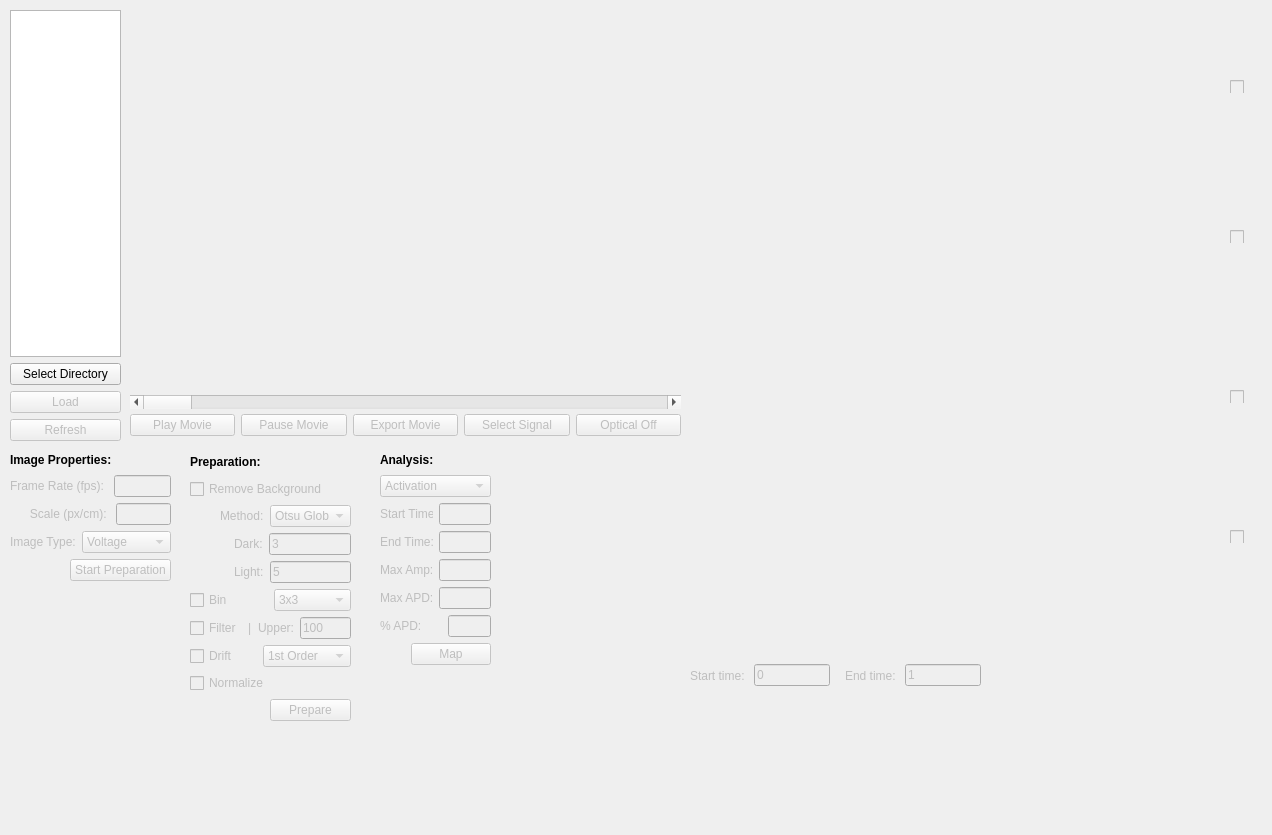
Old version of the form src/ui/KairoSight_WindowMain_Retro.ui in the repository kairosight/KairoSight-2.0.
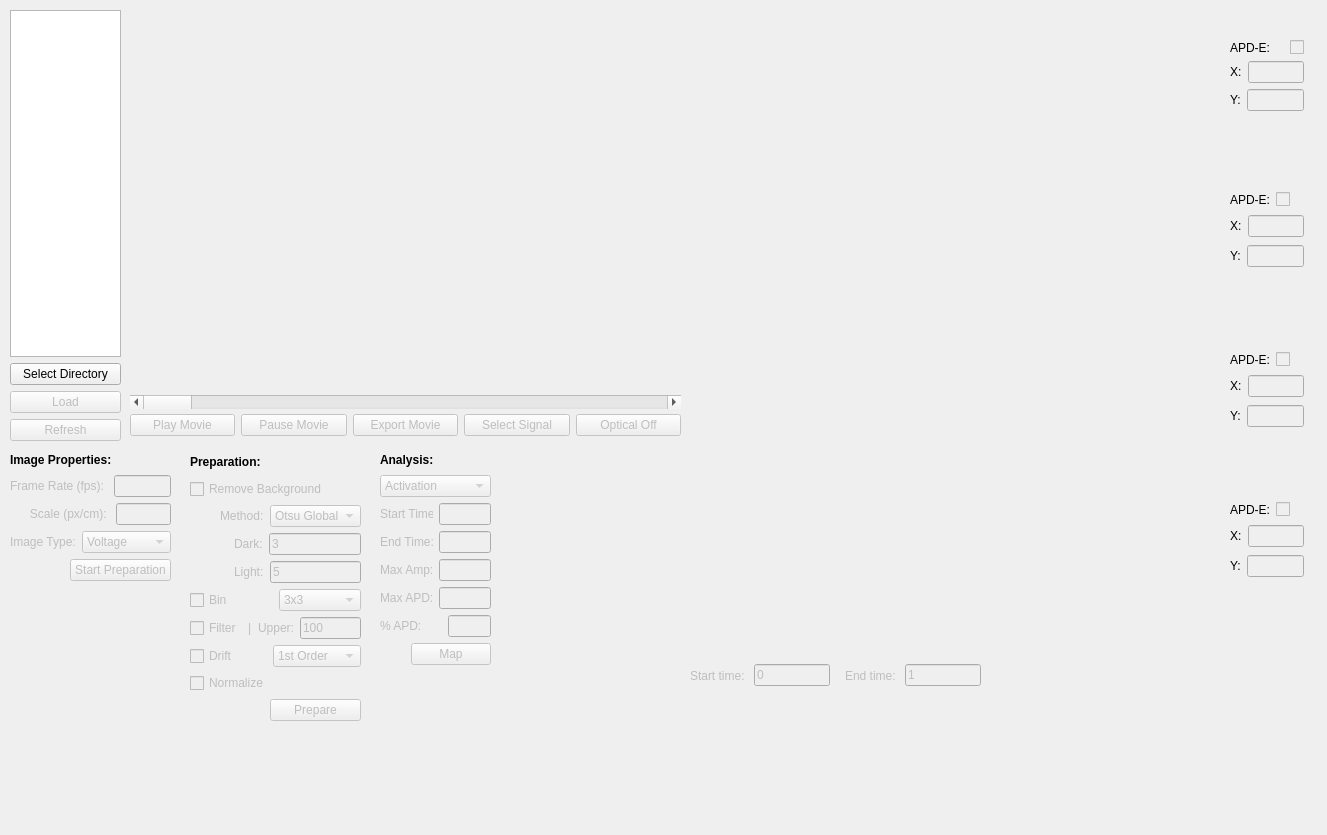
New version of the form.

Diff of the .ui file:
```diff
--- a/src/ui/KairoSight_WindowMain_Retro.ui
+++ b/src/ui/KairoSight_WindowMain_Retro.ui
@@ -6,7 +6,7 @@
    <rect>
     <x>0</x>
     <y>0</y>
-    <width>1272</width>
+    <width>1327</width>
     <height>835</height>
    </rect>
   </property>
@@ -312,7 +312,7 @@
      <rect>
       <x>190</x>
       <y>450</y>
-      <width>161</width>
+      <width>171</width>
       <height>271</height>
      </rect>
     </property>
@@ -993,81 +993,293 @@
      </item>
     </layout>
    </widget>
-   <widget class="QCheckBox" name="ensemble_cb_01">
-    <property name="enabled">
-     <bool>false</bool>
-    </property>
+   <widget class="QWidget" name="verticalLayoutWidget_8">
     <property name="geometry">
      <rect>
       <x>1230</x>
-      <y>80</y>
-      <width>20</width>
-      <height>13</height>
+      <y>40</y>
+      <width>74</width>
+      <height>73</height>
      </rect>
     </property>
-    <property name="text">
-     <string/>
-    </property>
-    <property name="checked">
-     <bool>false</bool>
-    </property>
+    <layout class="QVBoxLayout" name="sig1_coords_vl">
+     <item>
+      <layout class="QHBoxLayout" name="sig1_cb_hl">
+       <item>
+        <widget class="QLabel" name="ensemble_label_01">
+         <property name="text">
+          <string>APD-E:     </string>
+         </property>
+        </widget>
+       </item>
+       <item>
+        <widget class="QCheckBox" name="ensemble_cb_01">
+         <property name="enabled">
+          <bool>false</bool>
+         </property>
+         <property name="text">
+          <string/>
+         </property>
+         <property name="checked">
+          <bool>false</bool>
+         </property>
+        </widget>
+       </item>
+      </layout>
+     </item>
+     <item>
+      <layout class="QHBoxLayout" name="sig1_x_hl">
+       <item>
+        <widget class="QLabel" name="sig1_x_label">
+         <property name="text">
+          <string>X:</string>
+         </property>
+        </widget>
+       </item>
+       <item>
+        <widget class="QLineEdit" name="sig1_x_edit">
+         <property name="enabled">
+          <bool>false</bool>
+         </property>
+        </widget>
+       </item>
+      </layout>
+     </item>
+     <item>
+      <layout class="QHBoxLayout" name="sig1_y_hl">
+       <item>
+        <widget class="QLabel" name="sig1_y_label">
+         <property name="text">
+          <string>Y:</string>
+         </property>
+        </widget>
+       </item>
+       <item>
+        <widget class="QLineEdit" name="sig1_y_edit">
+         <property name="enabled">
+          <bool>false</bool>
+         </property>
+        </widget>
+       </item>
+      </layout>
+     </item>
+    </layout>
    </widget>
-   <widget class="QCheckBox" name="ensemble_cb_02">
-    <property name="enabled">
-     <bool>false</bool>
-    </property>
+   <widget class="QWidget" name="verticalLayoutWidget_9">
     <property name="geometry">
      <rect>
       <x>1230</x>
-      <y>230</y>
-      <width>20</width>
-      <height>13</height>
+      <y>190</y>
+      <width>74</width>
+      <height>80</height>
      </rect>
     </property>
-    <property name="text">
-     <string/>
-    </property>
-    <property name="checked">
-     <bool>false</bool>
-    </property>
+    <layout class="QVBoxLayout" name="sig2_coord_vl">
+     <item>
+      <layout class="QHBoxLayout" name="sig2_cb_hl">
+       <item>
+        <widget class="QLabel" name="label_4">
+         <property name="text">
+          <string>APD-E:</string>
+         </property>
+        </widget>
+       </item>
+       <item>
+        <widget class="QCheckBox" name="ensemble_cb_02">
+         <property name="enabled">
+          <bool>false</bool>
+         </property>
+         <property name="text">
+          <string/>
+         </property>
+         <property name="checked">
+          <bool>false</bool>
+         </property>
+        </widget>
+       </item>
+      </layout>
+     </item>
+     <item>
+      <layout class="QHBoxLayout" name="sig2_x_hl">
+       <item>
+        <widget class="QLabel" name="sig2_x_label">
+         <property name="text">
+          <string>X:</string>
+         </property>
+        </widget>
+       </item>
+       <item>
+        <widget class="QLineEdit" name="sig2_x_edit">
+         <property name="enabled">
+          <bool>false</bool>
+         </property>
+        </widget>
+       </item>
+      </layout>
+     </item>
+     <item>
+      <layout class="QHBoxLayout" name="sig2_y_hl">
+       <item>
+        <widget class="QLabel" name="sig2_y_label">
+         <property name="text">
+          <string>Y:</string>
+         </property>
+        </widget>
+       </item>
+       <item>
+        <widget class="QLineEdit" name="sig2_y_edit">
+         <property name="enabled">
+          <bool>false</bool>
+         </property>
+        </widget>
+       </item>
+      </layout>
+     </item>
+    </layout>
    </widget>
-   <widget class="QCheckBox" name="ensemble_cb_03">
-    <property name="enabled">
-     <bool>false</bool>
-    </property>
+   <widget class="QWidget" name="verticalLayoutWidget_10">
     <property name="geometry">
      <rect>
       <x>1230</x>
-      <y>390</y>
-      <width>20</width>
-      <height>13</height>
+      <y>350</y>
+      <width>74</width>
+      <height>80</height>
      </rect>
     </property>
-    <property name="text">
-     <string/>
-    </property>
-    <property name="checked">
-     <bool>false</bool>
-    </property>
+    <layout class="QVBoxLayout" name="sig3_coord_vl">
+     <item>
+      <layout class="QHBoxLayout" name="sig3_ensemble_hl">
+       <item>
+        <widget class="QLabel" name="ensemble_label_03">
+         <property name="text">
+          <string>APD-E:</string>
+         </property>
+        </widget>
+       </item>
+       <item>
+        <widget class="QCheckBox" name="ensemble_cb_03">
+         <property name="enabled">
+          <bool>false</bool>
+         </property>
+         <property name="text">
+          <string/>
+         </property>
+         <property name="checked">
+          <bool>false</bool>
+         </property>
+        </widget>
+       </item>
+      </layout>
+     </item>
+     <item>
+      <layout class="QHBoxLayout" name="sig3_x_hl">
+       <item>
+        <widget class="QLabel" name="sig3_x_label">
+         <property name="text">
+          <string>X:</string>
+         </property>
+        </widget>
+       </item>
+       <item>
+        <widget class="QLineEdit" name="sig3_x_edit">
+         <property name="enabled">
+          <bool>false</bool>
+         </property>
+        </widget>
+       </item>
+      </layout>
+     </item>
+     <item>
+      <layout class="QHBoxLayout" name="sig3_y_hl">
+       <item>
+        <widget class="QLabel" name="sig3_y_label">
+         <property name="text">
+          <string>Y:</string>
+         </property>
+        </widget>
+       </item>
+       <item>
+        <widget class="QLineEdit" name="sig3_y_edit">
+         <property name="enabled">
+          <bool>false</bool>
+         </property>
+        </widget>
+       </item>
+      </layout>
+     </item>
+    </layout>
    </widget>
-   <widget class="QCheckBox" name="ensemble_cb_04">
-    <property name="enabled">
-     <bool>false</bool>
-    </property>
+   <widget class="QWidget" name="verticalLayoutWidget_11">
     <property name="geometry">
      <rect>
       <x>1230</x>
-      <y>530</y>
-      <width>20</width>
-      <height>13</height>
+      <y>500</y>
+      <width>74</width>
+      <height>80</height>
      </rect>
     </property>
-    <property name="text">
-     <string/>
-    </property>
-    <property name="checked">
-     <bool>false</bool>
-    </property>
+    <layout class="QVBoxLayout" name="sig4_coord_vl">
+     <item>
+      <layout class="QHBoxLayout" name="sig4_ensemble_hl">
+       <item>
+        <widget class="QLabel" name="ensemble_label_04">
+         <property name="text">
+          <string>APD-E:</string>
+         </property>
+        </widget>
+       </item>
+       <item>
+        <widget class="QCheckBox" name="ensemble_cb_04">
+         <property name="enabled">
+          <bool>false</bool>
+         </property>
+         <property name="text">
+          <string/>
+         </property>
+         <property name="checked">
+          <bool>false</bool>
+         </property>
+        </widget>
+       </item>
+      </layout>
+     </item>
+     <item>
+      <layout class="QHBoxLayout" name="sig4_x_hl">
+       <item>
+        <widget class="QLabel" name="sig4_x_label">
+         <property name="text">
+          <string>X:</string>
+         </property>
+        </widget>
+       </item>
+       <item>
+        <widget class="QLineEdit" name="sig4_x_edit">
+         <property name="enabled">
+          <bool>false</bool>
+         </property>
+        </widget>
+       </item>
+      </layout>
+     </item>
+     <item>
+      <layout class="QHBoxLayout" name="sig4_y_hl">
+       <item>
+        <widget class="QLabel" name="sig4_y_label">
+         <property name="text">
+          <string>Y:</string>
+         </property>
+        </widget>
+       </item>
+       <item>
+        <widget class="QLineEdit" name="sig4_y_edit">
+         <property name="enabled">
+          <bool>false</bool>
+         </property>
+        </widget>
+       </item>
+      </layout>
+     </item>
+    </layout>
    </widget>
   </widget>
  </widget>
```
Left out of the diff: 2 changed lines with no effect on the pictures.
